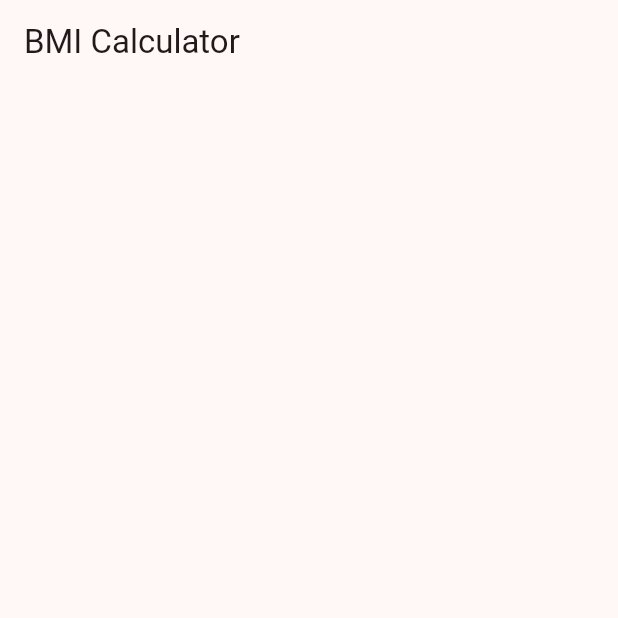
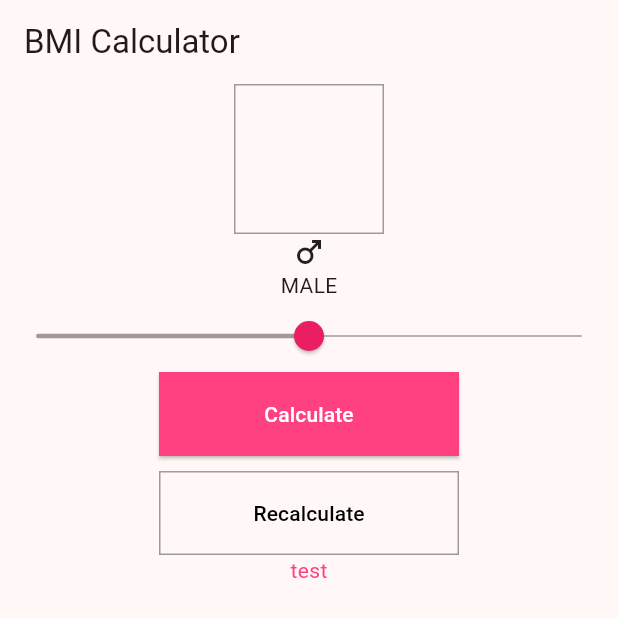
Before and after one commit to marofmar/kittypawdev_flutter_bmi_app, a Flutter app: the screen it shows after launch, on a phone screen of 412 x 824 dp, the top half of it. Run offline on Flutter 3.47's test engine with Material 3 defaults, Android fonts, the phone set to English and light mode, and no system bars.

Commit message:
refactor(theme): 다크,라이트 테마 theme.dart로 이동

```diff
--- a/lib/main.dart
+++ b/lib/main.dart
@@ -1,5 +1,6 @@
 import 'package:flutter/material.dart';
 import 'package:flutter_bmi_app/pages/home/home_page.dart';
+import 'package:flutter_bmi_app/theme.dart';
 
 void main() {
   runApp(const MyApp());
@@ -12,12 +13,8 @@ class MyApp extends StatelessWidget {
   Widget build(BuildContext context) {
     return MaterialApp(
         themeMode: ThemeMode.light,
-        theme: ThemeData(
-            colorScheme: ColorScheme.fromSeed(
-                seedColor: Colors.pinkAccent, brightness: Brightness.light)),
-        darkTheme: ThemeData(
-            colorScheme: ColorScheme.fromSeed(
-                seedColor: Colors.pinkAccent, brightness: Brightness.dark)),
+        theme: lightTheme,
+        darkTheme: darkTheme,
         home: HomePage());
   }
 }
--- a/lib/pages/home/home_page.dart
+++ b/lib/pages/home/home_page.dart
@@ -4,7 +4,40 @@ class HomePage extends StatelessWidget {
   @override
   Widget build(BuildContext context) {
     return Scaffold(
-      appBar: AppBar(title: Text('BMI Calculator')),
-    );
+        appBar: AppBar(title: Text('BMI Calculator')),
+        body: Column(
+          children: [
+            Container(
+              width: 100,
+              height: 100,
+              decoration: BoxDecoration(
+                border: Border.all(
+                  color: Theme.of(context).dividerColor,
+                ),
+              ),
+            ),
+            Icon(Icons.male),
+            Text('MALE'),
+            Slider(
+              min: 0,
+              max: 100,
+              value: 50,
+              onChanged: (v) {},
+            ),
+            SizedBox(
+                width: 200,
+                height: 56,
+                child:
+                    ElevatedButton(onPressed: () {}, child: Text('Calculate'))),
+            SizedBox(height: 10),
+            SizedBox(
+                width: 200,
+                height: 56,
+                child: OutlinedButton(
+                    onPressed: () {}, child: Text('Recalculate'))),
+            Text('test',
+                style: TextStyle(color: Theme.of(context).highlightColor))
+          ],
+        ));
   }
 }
--- /dev/null
+++ b/lib/theme.dart
@@ -0,0 +1,57 @@
+import 'package:flutter/material.dart';
+
+final lightTheme = ThemeData(
+  colorScheme: ColorScheme.fromSeed(
+    seedColor: Colors.pinkAccent,
+    brightness: Brightness.light,
+  ),
+  dividerColor: Colors.black38,
+  highlightColor: Colors.pinkAccent,
+  sliderTheme: SliderThemeData(
+    thumbColor: Colors.pink,
+    activeTrackColor: Colors.black38,
+    inactiveTrackColor: Colors.black38,
+    trackHeight: 1,
+  ),
+  elevatedButtonTheme: ElevatedButtonThemeData(
+    style: ButtonStyle(
+      shape: WidgetStatePropertyAll(RoundedRectangleBorder()),
+      backgroundColor: WidgetStatePropertyAll(Colors.pinkAccent),
+      foregroundColor: WidgetStatePropertyAll(Colors.white),
+    ),
+  ),
+  outlinedButtonTheme: OutlinedButtonThemeData(
+    style: ButtonStyle(
+      shape: WidgetStatePropertyAll(RoundedRectangleBorder()),
+      side: WidgetStatePropertyAll(BorderSide(color: Colors.black38)),
+      foregroundColor: WidgetStatePropertyAll(Colors.black),
+    ),
+  ),
+);
+
+final darkTheme = ThemeData(
+  colorScheme: ColorScheme.fromSeed(
+      seedColor: Colors.pinkAccent, brightness: Brightness.dark),
+  dividerColor: Colors.white38,
+  highlightColor: Colors.pinkAccent,
+  sliderTheme: SliderThemeData(
+    thumbColor: Colors.pink,
+    activeTrackColor: Colors.white38,
+    inactiveTrackColor: Colors.white38,
+    trackHeight: 1,
+  ),
+  elevatedButtonTheme: ElevatedButtonThemeData(
+    style: ButtonStyle(
+      shape: WidgetStatePropertyAll(RoundedRectangleBorder()),
+      backgroundColor: WidgetStatePropertyAll(Colors.pinkAccent),
+      foregroundColor: WidgetStatePropertyAll(Colors.white),
+    ),
+  ),
+  outlinedButtonTheme: OutlinedButtonThemeData(
+    style: ButtonStyle(
+      shape: WidgetStatePropertyAll(RoundedRectangleBorder()),
+      side: WidgetStatePropertyAll(BorderSide(color: Colors.white30)),
+      foregroundColor: WidgetStatePropertyAll(Colors.white),
+    ),
+  ),
+);
```
